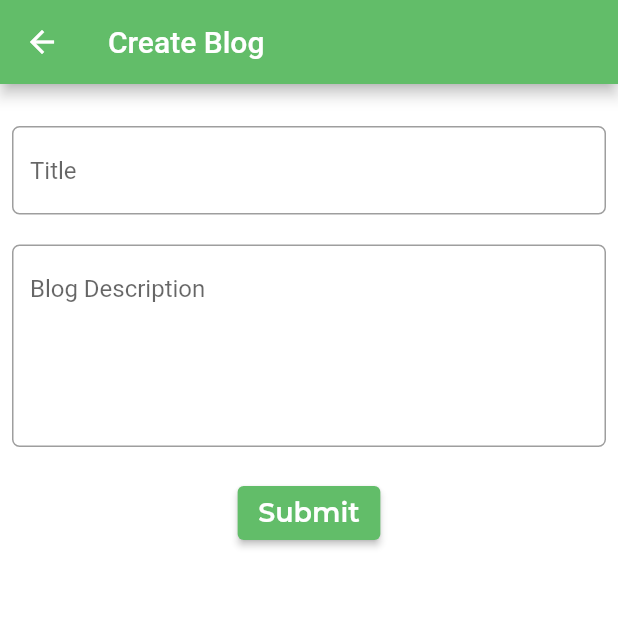
After one commit to Munsif-Ali/dr-green, a Flutter app: the CreateBlogScren screen opened by its route, on a phone screen of 412 x 824 dp, the top half of it. The commit adds this screen. Run offline on Flutter 3.47's test engine with Material 2 defaults, Android fonts, the phone set to English and light mode, and no system bars; our stand-ins replace firebase_auth, firebase_core, flutter_svg, image_picker; accounts and stored records are empty; network calls fail; project files that could hold a hidden picture were left out.

Commit message:
create blog screen

```diff
--- a/lib/constants/routes_constants.dart
+++ b/lib/constants/routes_constants.dart
@@ -1 +1,10 @@
 const String kHomeScreenRoute = '/homeScreen';
+const String kLoginScreenRoute = '/loginScreen';
+const String kSignupScreenRoute = '/signupScreen';
+const String kDiseaseDetectionScreenRoute = '/diseaseDetectionScreen';
+const String kDetectDiseaseScreenRoute = '/detectDiseaseScreen';
+const String kDiseaseResultScreenRoute = '/diseaseResultScreen';
+const String kBlogDetailsScreenRoute = '/blogDetailsScreen';
+const String kBlogListScreenRoute = '/blogListScreen';
+const String kProfileScreenRoute = '/profileScreen';
+const String kCreateBlogScreenRoute = '/createBlogScreen';
--- a/lib/screen/authentication/login_screen.dart
+++ b/lib/screen/authentication/login_screen.dart
@@ -4,7 +4,7 @@ import 'package:doctor_green/screen/authentication/signup_screen.dart';
 import 'package:doctor_green/screen/home/home_screen.dart';
 import 'package:doctor_green/services/authentication/auth_service.dart';
 import 'package:doctor_green/services/exceptions/auth_exception.dart';
-import 'package:doctor_green/services/firbase_authentication.dart';
+import 'package:doctor_green/services/firebase_authentication.dart';
 import 'package:flutter/material.dart';
 
 class LoginScreen extends StatefulWidget {
@@ -119,7 +119,7 @@ class _LoginScreenState extends State<LoginScreen> {
             .then(
           (_) {
             var user = AuthService.firebase().currentUser;
-            if (user?.isEmailVerified ?? false) {
+            if (user != null) {
               Navigator.of(context).pushNamedAndRemoveUntil(
                 kHomeScreenRoute,
                 (route) => false,
--- a/lib/screen/home/home_screen.dart
+++ b/lib/screen/home/home_screen.dart
@@ -1,4 +1,4 @@
-import 'package:doctor_green/screen/tabs/blog_list_screen.dart';
+import 'package:doctor_green/screen/tabs/blogs/blog_list_screen.dart';
 import 'package:doctor_green/screen/tabs/disease_detection/disease_detection.dart';
 import 'package:doctor_green/screen/tabs/favorite_screen.dart';
 import 'package:doctor_green/screen/tabs/profile/profile_screen.dart';
--- /dev/null
+++ b/lib/screen/tabs/blogs/create_blog_screen.dart
@@ -0,0 +1,60 @@
+import 'package:doctor_green/models/blogs_model.dart';
+import 'package:flutter/material.dart';
+
+class CreateBlogScren extends StatelessWidget {
+  CreateBlogScren({super.key});
+  final TextEditingController _titleController = TextEditingController();
+  final TextEditingController _bodyController = TextEditingController();
+  @override
+  Widget build(BuildContext context) {
+    return Scaffold(
+      appBar: AppBar(
+        title: const Text("Create Blog"),
+      ),
+      body: Center(
+        child: Padding(
+          padding: const EdgeInsets.all(8.0),
+          child: Form(
+            child: Column(
+              children: [
+                const SizedBox(height: 20),
+                TextFormField(
+                  controller: _titleController,
+                  decoration: const InputDecoration(
+                    hintText: "Title",
+                  ),
+                ),
+                const SizedBox(height: 20),
+                TextFormField(
+                  controller: _bodyController,
+                  maxLines: 5,
+                  keyboardType: TextInputType.multiline,
+                  decoration: const InputDecoration(
+                    // label: Text("Body"),
+                    hintText: "Blog Description",
+                  ),
+                ),
+                const SizedBox(height: 20),
+                ElevatedButton(
+                  onPressed: () async {
+                    final String title = _titleController.text;
+                    final String body = _bodyController.text;
+                    final BlogsModel blog = BlogsModel(
+                      title: title,
+                      body: body,
+                    );
+                    createPost(blog);
+                    Navigator.of(context).pop();
+                  },
+                  child: const Text("Submit"),
+                ),
+              ],
+            ),
+          ),
+        ),
+      ),
+    );
+  }
+
+  void createPost(BlogsModel blog) async {}
+}
--- a/lib/screen/tabs/profile/profile_screen.dart
+++ b/lib/screen/tabs/profile/profile_screen.dart
@@ -1,6 +1,6 @@
 import 'dart:ui';
 
-import 'package:doctor_green/services/firbase_authentication.dart';
+import 'package:doctor_green/services/firebase_authentication.dart';
 import 'package:flutter/material.dart';
 
 import '../../authentication/login_screen.dart';
--- a/lib/services/authentication/auth_provider.dart
+++ b/lib/services/authentication/auth_provider.dart
@@ -10,7 +10,8 @@ abstract class AuthProvider {
   Future<AuthUser> createUser({
     required String email,
     required String password,
+    required String name,
   });
   Future<void> logOut();
-  Future<void> sendEmailVerification();
+  // Future<void> sendEmailVerification();
 }
--- a/pubspec.yaml
+++ b/pubspec.yaml
@@ -42,6 +42,7 @@ dependencies:
   firebase_core: ^2.15.0
   provider: ^6.0.5
   firebase_auth: ^4.7.2
+  cloud_firestore: ^4.9.0
 
 dev_dependencies:
   flutter_test:
```
Also changed, not shown: lib/extensions/build_context_extensions.dart (+22 -0 lines), lib/main.dart (+9 -7 lines), lib/screen/authentication/signup_screen.dart (+28 -15 lines), lib/screen/tabs/blog_list_screen.dart (deleted, +0 -86 lines), lib/screen/tabs/blogs/blog_details_screen.dart (+7 -4 lines), lib/screen/tabs/blogs/blog_list_screen.dart (added, +94 -0 lines), lib/screen/verify_email_screen.dart (added, +31 -0 lines), lib/services/authentication/auth_service.dart (+5 -3 lines), lib/services/firebase_authentication.dart (renamed from lib/services/firbase_authentication.dart, +10 -9 lines), assets/images/confirm_email.svg (added), pubspec.lock, 2 other files.
